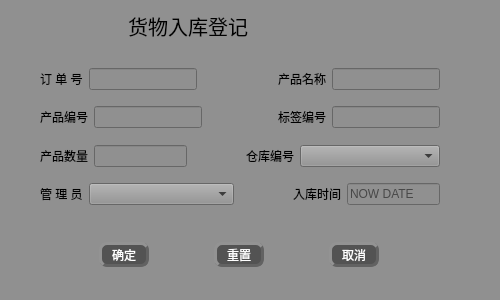
First picture: the form in Deca/views/storage.ui, repository summerfll/wms, before the edit.
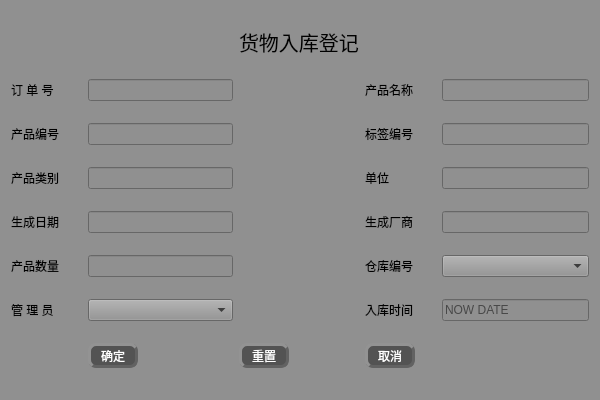
Second picture: the form after the edit. Icons and pictures are not drawn.

What changed in the file:
```diff
--- a/Deca/views/storage.ui
+++ b/Deca/views/storage.ui
@@ -12,8 +12,8 @@
    <rect>
     <x>0</x>
     <y>0</y>
-    <width>500</width>
-    <height>300</height>
+    <width>600</width>
+    <height>400</height>
    </rect>
   </property>
   <property name="maximumSize">
@@ -52,37 +52,22 @@
    <set>Qt::ImhNone</set>
   </property>
   <layout class="QGridLayout" name="gridLayout">
-   <item row="3" column="1">
-    <spacer name="verticalSpacer_5">
-     <property name="orientation">
-      <enum>Qt::Vertical</enum>
+   <item row="10" column="3">
+    <widget class="QPushButton" name="pushButton_2">
+     <property name="minimumSize">
+      <size>
+       <width>50</width>
+       <height>25</height>
+      </size>
      </property>
-     <property name="sizeHint" stdset="0">
+     <property name="maximumSize">
       <size>
-       <width>20</width>
-       <height>40</height>
+       <width>50</width>
+       <height>25</height>
       </size>
      </property>
-    </spacer>
-   </item>
-   <item row="4" column="1">
-    <layout class="QHBoxLayout" name="horizontalLayout">
-     <item>
-      <widget class="QPushButton" name="pushButton">
-       <property name="minimumSize">
-        <size>
-         <width>50</width>
-         <height>25</height>
-        </size>
-       </property>
-       <property name="maximumSize">
-        <size>
-         <width>50</width>
-         <height>25</height>
-        </size>
-       </property>
-       <property name="styleSheet">
-        <string notr="true">QPushButton{
+     <property name="styleSheet">
+      <string notr="true">QPushButton{
 font: 75 11pt &quot;微软雅黑&quot;;
 color:rgb(255, 255, 255);
 background-color: rgb(83, 83, 83);
@@ -98,28 +83,109 @@
 }
 
 </string>
-       </property>
-       <property name="text">
-        <string>确定</string>
-       </property>
-      </widget>
-     </item>
-     <item>
-      <widget class="QPushButton" name="pushButton_2">
-       <property name="minimumSize">
-        <size>
-         <width>50</width>
-         <height>25</height>
-        </size>
-       </property>
-       <property name="maximumSize">
-        <size>
-         <width>50</width>
-         <height>25</height>
-        </size>
-       </property>
-       <property name="styleSheet">
-        <string notr="true">QPushButton{
+     </property>
+     <property name="text">
+      <string>重置</string>
+     </property>
+    </widget>
+   </item>
+   <item row="4" column="5" colspan="2">
+    <widget class="QLineEdit" name="lineEdit_7">
+     <property name="styleSheet">
+      <string notr="true"/>
+     </property>
+    </widget>
+   </item>
+   <item row="5" column="4">
+    <widget class="QLabel" name="label_13">
+     <property name="styleSheet">
+      <string notr="true"/>
+     </property>
+     <property name="text">
+      <string>生成厂商</string>
+     </property>
+    </widget>
+   </item>
+   <item row="6" column="5" colspan="2">
+    <widget class="QComboBox" name="comboBox">
+     <property name="minimumSize">
+      <size>
+       <width>140</width>
+       <height>0</height>
+      </size>
+     </property>
+    </widget>
+   </item>
+   <item row="3" column="5" colspan="2">
+    <widget class="QLineEdit" name="lineEdit_4">
+     <property name="styleSheet">
+      <string notr="true"/>
+     </property>
+    </widget>
+   </item>
+   <item row="3" column="4">
+    <widget class="QLabel" name="label_5">
+     <property name="styleSheet">
+      <string notr="true"/>
+     </property>
+     <property name="text">
+      <string>标签编号</string>
+     </property>
+    </widget>
+   </item>
+   <item row="4" column="4">
+    <widget class="QLabel" name="label_11">
+     <property name="styleSheet">
+      <string notr="true"/>
+     </property>
+     <property name="text">
+      <string>单位</string>
+     </property>
+    </widget>
+   </item>
+   <item row="2" column="0">
+    <widget class="QLabel" name="label_2">
+     <property name="styleSheet">
+      <string notr="true"/>
+     </property>
+     <property name="text">
+      <string>订 单 号</string>
+     </property>
+    </widget>
+   </item>
+   <item row="3" column="0">
+    <widget class="QLabel" name="label_4">
+     <property name="styleSheet">
+      <string notr="true"/>
+     </property>
+     <property name="text">
+      <string>产品编号</string>
+     </property>
+    </widget>
+   </item>
+   <item row="5" column="1" colspan="2">
+    <widget class="QLineEdit" name="lineEdit_9">
+     <property name="styleSheet">
+      <string notr="true"/>
+     </property>
+    </widget>
+   </item>
+   <item row="10" column="1">
+    <widget class="QPushButton" name="pushButton">
+     <property name="minimumSize">
+      <size>
+       <width>50</width>
+       <height>25</height>
+      </size>
+     </property>
+     <property name="maximumSize">
+      <size>
+       <width>50</width>
+       <height>25</height>
+      </size>
+     </property>
+     <property name="styleSheet">
+      <string notr="true">QPushButton{
 font: 75 11pt &quot;微软雅黑&quot;;
 color:rgb(255, 255, 255);
 background-color: rgb(83, 83, 83);
@@ -135,28 +201,67 @@
 }
 
 </string>
-       </property>
-       <property name="text">
-        <string>重置</string>
-       </property>
-      </widget>
-     </item>
-     <item>
-      <widget class="QPushButton" name="pushButton_3">
-       <property name="minimumSize">
-        <size>
-         <width>50</width>
-         <height>25</height>
-        </size>
-       </property>
-       <property name="maximumSize">
-        <size>
-         <width>50</width>
-         <height>25</height>
-        </size>
-       </property>
-       <property name="styleSheet">
-        <string notr="true">QPushButton{
+     </property>
+     <property name="text">
+      <string>确定</string>
+     </property>
+    </widget>
+   </item>
+   <item row="6" column="0">
+    <widget class="QLabel" name="label_6">
+     <property name="styleSheet">
+      <string notr="true"/>
+     </property>
+     <property name="text">
+      <string>产品数量</string>
+     </property>
+    </widget>
+   </item>
+   <item row="2" column="1" colspan="2">
+    <widget class="QLineEdit" name="lineEdit_1">
+     <property name="autoFillBackground">
+      <bool>false</bool>
+     </property>
+     <property name="styleSheet">
+      <string notr="true"/>
+     </property>
+     <property name="inputMethodHints">
+      <set>Qt::ImhHiddenText</set>
+     </property>
+     <property name="inputMask">
+      <string/>
+     </property>
+     <property name="text">
+      <string/>
+     </property>
+     <property name="echoMode">
+      <enum>QLineEdit::Normal</enum>
+     </property>
+    </widget>
+   </item>
+   <item row="6" column="1" colspan="2">
+    <widget class="QLineEdit" name="lineEdit_5">
+     <property name="styleSheet">
+      <string notr="true"/>
+     </property>
+    </widget>
+   </item>
+   <item row="10" column="4" colspan="3">
+    <widget class="QPushButton" name="pushButton_3">
+     <property name="minimumSize">
+      <size>
+       <width>50</width>
+       <height>25</height>
+      </size>
+     </property>
+     <property name="maximumSize">
+      <size>
+       <width>50</width>
+       <height>25</height>
+      </size>
+     </property>
+     <property name="styleSheet">
+      <string notr="true">QPushButton{
 font: 75 11pt &quot;微软雅黑&quot;;
 color:rgb(255, 255, 255);
 background-color: rgb(83, 83, 83);
@@ -172,320 +277,74 @@
 }
 
 </string>
-       </property>
-       <property name="text">
-        <string>取消</string>
-       </property>
-      </widget>
-     </item>
-    </layout>
+     </property>
+     <property name="text">
+      <string>取消</string>
+     </property>
+    </widget>
    </item>
-   <item row="2" column="1">
-    <layout class="QVBoxLayout" name="verticalLayout">
-     <item>
-      <layout class="QHBoxLayout" name="horizontalLayout_2">
-       <item>
-        <widget class="QLabel" name="label_2">
-         <property name="styleSheet">
-          <string notr="true"/>
-         </property>
-         <property name="text">
-          <string>订 单 号</string>
-         </property>
-        </widget>
-       </item>
-       <item>
-        <widget class="QLineEdit" name="lineEdit_1">
-         <property name="autoFillBackground">
-          <bool>false</bool>
-         </property>
-         <property name="styleSheet">
-          <string notr="true"/>
-         </property>
-         <property name="inputMethodHints">
-          <set>Qt::ImhHiddenText</set>
-         </property>
-         <property name="inputMask">
-          <string/>
-         </property>
-         <property name="text">
-          <string/>
-         </property>
-         <property name="echoMode">
-          <enum>QLineEdit::Normal</enum>
-         </property>
-        </widget>
-       </item>
-       <item>
-        <spacer name="horizontalSpacer_3">
-         <property name="styleSheet">
-          <string notr="true"/>
-         </property>
-         <property name="orientation">
-          <enum>Qt::Horizontal</enum>
-         </property>
-         <property name="sizeHint" stdset="0">
-          <size>
-           <width>68</width>
-           <height>20</height>
-          </size>
-         </property>
-        </spacer>
-       </item>
-       <item>
-        <widget class="QLabel" name="label_3">
-         <property name="styleSheet">
-          <string notr="true"/>
-         </property>
-         <property name="text">
-          <string>产品名称</string>
-         </property>
-        </widget>
-       </item>
-       <item>
-        <widget class="QLineEdit" name="lineEdit_2">
-         <property name="styleSheet">
-          <string notr="true"/>
-         </property>
-        </widget>
-       </item>
-      </layout>
-     </item>
-     <item>
-      <spacer name="verticalSpacer">
-       <property name="styleSheet">
-        <string notr="true"/>
-       </property>
-       <property name="orientation">
-        <enum>Qt::Vertical</enum>
-       </property>
-       <property name="sizeHint" stdset="0">
-        <size>
-         <width>20</width>
-         <height>13</height>
-        </size>
-       </property>
-      </spacer>
-     </item>
-     <item>
-      <layout class="QHBoxLayout" name="horizontalLayout_3">
-       <item>
-        <widget class="QLabel" name="label_4">
-         <property name="styleSheet">
-          <string notr="true"/>
-         </property>
-         <property name="text">
-          <string>产品编号</string>
-         </property>
-        </widget>
-       </item>
-       <item>
-        <widget class="QLineEdit" name="lineEdit_3">
-         <property name="styleSheet">
-          <string notr="true"/>
-         </property>
-        </widget>
-       </item>
-       <item>
-        <spacer name="horizontalSpacer_4">
-         <property name="styleSheet">
-          <string notr="true"/>
-         </property>
-         <property name="orientation">
-          <enum>Qt::Horizontal</enum>
-         </property>
-         <property name="sizeHint" stdset="0">
-          <size>
-           <width>68</width>
-           <height>20</height>
-          </size>
-         </property>
-        </spacer>
-       </item>
-       <item>
-        <widget class="QLabel" name="label_5">
-         <property name="styleSheet">
-          <string notr="true"/>
-         </property>
-         <property name="text">
-          <string>标签编号</string>
-         </property>
-        </widget>
-       </item>
-       <item>
-        <widget class="QLineEdit" name="lineEdit_4">
-         <property name="styleSheet">
-          <string notr="true"/>
-         </property>
-        </widget>
-       </item>
-      </layout>
-     </item>
-     <item>
-      <spacer name="verticalSpacer_2">
-       <property name="styleSheet">
-        <string notr="true"/>
-       </property>
-       <property name="orientation">
-        <enum>Qt::Vertical</enum>
-       </property>
-       <property name="sizeHint" stdset="0">
-        <size>
-         <width>20</width>
-         <height>13</height>
-        </size>
-       </property>
-      </spacer>
-     </item>
-     <item>
-      <layout class="QHBoxLayout" name="horizontalLayout_5">
-       <item>
-        <widget class="QLabel" name="label_6">
-         <property name="styleSheet">
-          <string notr="true"/>
-         </property>
-         <property name="text">
-          <string>产品数量</string>
-         </property>
-        </widget>
-       </item>
-       <item>
-        <widget class="QLineEdit" name="lineEdit_5">
-         <property name="styleSheet">
-          <string notr="true"/>
-         </property>
-        </widget>
-       </item>
-       <item>
-        <spacer name="horizontalSpacer_6">
-         <property name="styleSheet">
-          <string notr="true"/>
-         </property>
-         <property name="orientation">
-          <enum>Qt::Horizontal</enum>
-         </property>
-         <property name="sizeHint" stdset="0">
-          <size>
-           <width>68</width>
-           <height>20</height>
-          </size>
-         </property>
-        </spacer>
-       </item>
-       <item>
-        <widget class="QLabel" name="label_7">
-         <property name="styleSheet">
-          <string notr="true"/>
-         </property>
-         <property name="text">
-          <string>仓库编号</string>
-         </property>
-        </widget>
-       </item>
-       <item>
-        <widget class="QComboBox" name="comboBox">
-         <property name="minimumSize">
-          <size>
-           <width>140</width>
-           <height>0</height>
-          </size>
-         </property>
-        </widget>
-       </item>
-      </layout>
-     </item>
-     <item>
-      <spacer name="verticalSpacer_3">
-       <property name="styleSheet">
-        <string notr="true"/>
-       </property>
-       <property name="orientation">
-        <enum>Qt::Vertical</enum>
-       </property>
-       <property name="sizeHint" stdset="0">
-        <size>
-         <width>20</width>
-         <height>13</height>
-        </size>
-       </property>
-      </spacer>
-     </item>
-     <item>
-      <layout class="QHBoxLayout" name="horizontalLayout_4">
-       <item>
-        <widget class="QLabel" name="label_8">
-         <property name="styleSheet">
-          <string notr="true"/>
-         </property>
-         <property name="text">
-          <string>管 理 员</string>
-         </property>
-        </widget>
-       </item>
-       <item>
-        <widget class="QComboBox" name="comboBox_2">
-         <property name="minimumSize">
-          <size>
-           <width>145</width>
-           <height>0</height>
-          </size>
-         </property>
-        </widget>
-       </item>
-       <item>
-        <spacer name="horizontalSpacer_5">
-         <property name="styleSheet">
-          <string notr="true"/>
-         </property>
-         <property name="orientation">
-          <enum>Qt::Horizontal</enum>
-         </property>
-         <property name="sizeHint" stdset="0">
-          <size>
-           <width>68</width>
-           <height>20</height>
-          </size>
-         </property>
-        </spacer>
-       </item>
-       <item>
-        <widget class="QLabel" name="label_9">
-         <property name="styleSheet">
-          <string notr="true"/>
-         </property>
-         <property name="text">
-          <string>入库时间</string>
-         </property>
-        </widget>
-       </item>
-       <item>
-        <widget class="QLineEdit" name="lineEdit_8">
-         <property name="enabled">
-          <bool>true</bool>
-         </property>
-         <property name="styleSheet">
-          <string notr="true"/>
-         </property>
-         <property name="text">
-          <string/>
-         </property>
-         <property name="echoMode">
-          <enum>QLineEdit::NoEcho</enum>
-         </property>
-         <property name="readOnly">
-          <bool>true</bool>
-         </property>
-         <property name="placeholderText">
-          <string>NOW DATE</string>
-         </property>
-        </widget>
-       </item>
-      </layout>
-     </item>
-    </layout>
+   <item row="8" column="0">
+    <widget class="QLabel" name="label_10">
+     <property name="styleSheet">
+      <string notr="true"/>
+     </property>
+     <property name="text">
+      <string>管 理 员</string>
+     </property>
+    </widget>
    </item>
-   <item row="0" column="1">
+   <item row="4" column="0">
+    <widget class="QLabel" name="label_8">
+     <property name="styleSheet">
+      <string notr="true"/>
+     </property>
+     <property name="text">
+      <string>产品类别</string>
+     </property>
+    </widget>
+   </item>
+   <item row="4" column="1" colspan="2">
+    <widget class="QLineEdit" name="lineEdit_6">
+     <property name="styleSheet">
+      <string notr="true"/>
+     </property>
+    </widget>
+   </item>
+   <item row="5" column="0">
+    <widget class="QLabel" name="label_12">
+     <property name="styleSheet">
+      <string notr="true"/>
+     </property>
+     <property name="text">
+      <string>生成日期</string>
+     </property>
+    </widget>
+   </item>
+   <item row="3" column="1" colspan="2">
+    <widget class="QLineEdit" name="lineEdit_3">
+     <property name="styleSheet">
+      <string notr="true"/>
+     </property>
+    </widget>
+   </item>
+   <item row="8" column="1" colspan="2">
+    <widget class="QComboBox" name="comboBox_2">
+     <property name="minimumSize">
+      <size>
+       <width>145</width>
+       <height>0</height>
+      </size>
+     </property>
+    </widget>
+   </item>
+   <item row="1" column="3">
     <widget class="QLabel" name="label">
+     <property name="maximumSize">
+      <size>
+       <width>16777215</width>
+       <height>30</height>
+      </size>
+     </property>
      <property name="font">
       <font>
        <family>楷体</family>
@@ -499,73 +358,78 @@
       <string notr="true">font: 75 15pt &quot;楷体&quot;;</string>
      </property>
      <property name="text">
-      <string>                 货物入库登记</string>
+      <string>货物入库登记</string>
      </property>
      <property name="textFormat">
       <enum>Qt::PlainText</enum>
      </property>
     </widget>
    </item>
-   <item row="2" column="2">
-    <spacer name="horizontalSpacer_7">
+   <item row="5" column="5" colspan="2">
+    <widget class="QLineEdit" name="lineEdit_10">
      <property name="styleSheet">
       <string notr="true"/>
      </property>
-     <property name="orientation">
-      <enum>Qt::Horizontal</enum>
+    </widget>
+   </item>
+   <item row="6" column="4">
+    <widget class="QLabel" name="label_7">
+     <property name="styleSheet">
+      <string notr="true"/>
      </property>
-     <property name="sizeHint" stdset="0">
-      <size>
-       <width>78</width>
-       <height>20</height>
-      </size>
+     <property name="text">
+      <string>仓库编号</string>
      </property>
-    </spacer>
+    </widget>
    </item>
-   <item row="2" column="0">
-    <spacer name="horizontalSpacer_8">
+   <item row="8" column="4">
+    <widget class="QLabel" name="label_9">
      <property name="styleSheet">
       <string notr="true"/>
      </property>
-     <property name="orientation">
-      <enum>Qt::Horizontal</enum>
+     <property name="text">
+      <string>入库时间</string>
      </property>
-     <property name="sizeHint" stdset="0">
-      <size>
-       <width>58</width>
-       <height>20</height>
-      </size>
-     </property>
-    </spacer>
+    </widget>
    </item>
-   <item row="1" column="1">
-    <spacer name="verticalSpacer_4">
+   <item row="8" column="5" colspan="2">
+    <widget class="QLineEdit" name="lineEdit_8">
+     <property name="enabled">
+      <bool>true</bool>
+     </property>
      <property name="styleSheet">
       <string notr="true"/>
      </property>
-     <property name="orientation">
-      <enum>Qt::Vertical</enum>
+     <property name="text">
+      <string/>
      </property>
-     <property name="sizeHint" stdset="0">
-      <size>
-       <width>20</width>
-       <height>30</height>
-      </size>
+     <property name="echoMode">
+      <enum>QLineEdit::NoEcho</enum>
      </property>
-    </spacer>
+     <property name="readOnly">
+      <bool>true</bool>
+     </property>
+     <property name="placeholderText">
+      <string>NOW DATE</string>
+     </property>
+    </widget>
    </item>
-   <item row="5" column="1">
-    <spacer name="verticalSpacer_6">
-     <property name="orientation">
-      <enum>Qt::Vertical</enum>
+   <item row="2" column="5" colspan="2">
+    <widget class="QLineEdit" name="lineEdit_2">
+     <property name="styleSheet">
+      <string notr="true"/>
      </property>
-     <property name="sizeHint" stdset="0">
-      <size>
-       <width>20</width>
-       <height>30</height>
-      </size>
+    </widget>
+   </item>
+   <item row="2" column="4">
+    <widget class="QLabel" name="label_3">
+     <property name="styleSheet">
+      <string notr="true"/>
      </property>
-    </spacer>
+     <property name="text">
+      <string>产品名称</string>
+     </property>
+    </widget>
    </item>
   </layout>
   <zorder>label</zorder>
```
Left out of the diff: 6 changed lines with no effect on the pictures.
